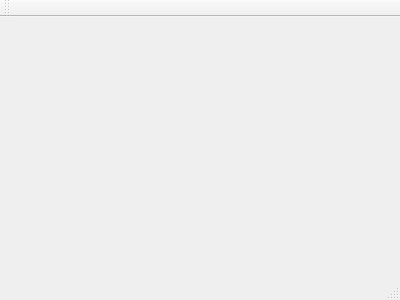
Qt form mainwindow.ui (squarenabla/robot) before a commit.
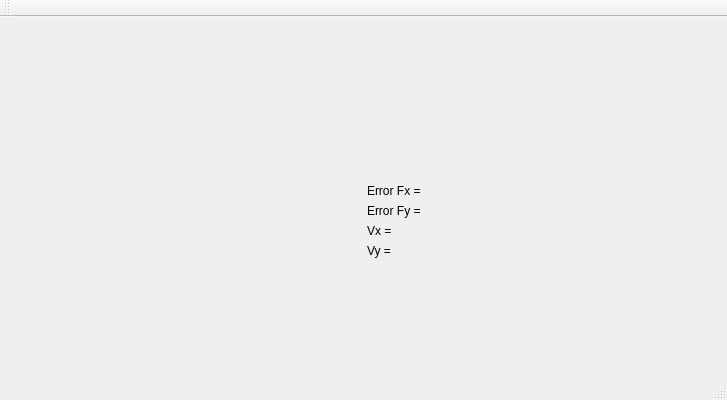
The same form after that commit. Custom widgets are drawn as their Qt base class.

The edit to the form file:
```diff
--- a/mainwindow.ui
+++ b/mainwindow.ui
@@ -1,24 +1,123 @@
 <ui version="4.0">
  <class>MainWindow</class>
- <widget class="QMainWindow" name="MainWindow" >
-  <property name="geometry" >
+ <widget class="QMainWindow" name="MainWindow">
+  <property name="geometry">
    <rect>
     <x>0</x>
     <y>0</y>
-    <width>400</width>
-    <height>300</height>
+    <width>727</width>
+    <height>400</height>
    </rect>
   </property>
   <property name="windowTitle" >
    <string>MainWindow</string>
   </property>
-  <widget class="QMenuBar" name="menuBar" />
-  <widget class="QToolBar" name="mainToolBar" />
-  <widget class="QWidget" name="centralWidget" />
-  <widget class="QStatusBar" name="statusBar" />
+  <widget class="QWidget" name="centralWidget">
+   <layout class="QVBoxLayout" name="verticalLayout_2">
+    <item>
+     <widget class="QCustomPlot" name="customPlot" native="true">
+      <property name="minimumSize">
+       <size>
+        <width>0</width>
+        <height>150</height>
+       </size>
+      </property>
+     </widget>
+    </item>
+    <item>
+     <layout class="QHBoxLayout" name="horizontalLayout">
+      <item>
+       <widget class="Painter" name="widget" native="true">
+        <zorder>horizontalLayoutWidget</zorder>
+       </widget>
+      </item>
+      <item>
+       <layout class="QVBoxLayout" name="verticalLayout">
+        <property name="sizeConstraint">
+         <enum>QLayout::SetMaximumSize</enum>
+        </property>
+        <item>
+         <widget class="QLabel" name="labelErX">
+          <property name="text">
+           <string>Error Fx = </string>
+          </property>
+         </widget>
+        </item>
+        <item>
+         <widget class="QLabel" name="labelErY">
+          <property name="text">
+           <string>Error Fy = </string>
+          </property>
+         </widget>
+        </item>
+        <item>
+         <widget class="QLabel" name="labelSpX">
+          <property name="text">
+           <string>Vx =</string>
+          </property>
+         </widget>
+        </item>
+        <item>
+         <widget class="QLabel" name="labelSpY">
+          <property name="text">
+           <string>Vy =</string>
+          </property>
+         </widget>
+        </item>
+        <item>
+         <spacer name="verticalSpacer">
+          <property name="orientation">
+           <enum>Qt::Vertical</enum>
+          </property>
+          <property name="sizeHint" stdset="0">
+           <size>
+            <width>20</width>
+            <height>40</height>
+           </size>
+          </property>
+         </spacer>
+        </item>
+       </layout>
+      </item>
+     </layout>
+    </item>
+   </layout>
+  </widget>
+  <widget class="QMenuBar" name="menuBar">
+   <property name="geometry">
+    <rect>
+     <x>0</x>
+     <y>0</y>
+     <width>727</width>
+     <height>25</height>
+    </rect>
+   </property>
+  </widget>
+  <widget class="QToolBar" name="mainToolBar">
+   <attribute name="toolBarArea">
+    <enum>TopToolBarArea</enum>
+   </attribute>
+   <attribute name="toolBarBreak">
+    <bool>false</bool>
+   </attribute>
+  </widget>
+  <widget class="QStatusBar" name="statusBar"/>
  </widget>
- <layoutDefault spacing="6" margin="11" />
- <pixmapfunction></pixmapfunction>
+ <layoutdefault spacing="6" margin="11"/>
+ <customwidgets>
+  <customwidget>
+   <class>Painter</class>
+   <extends>QWidget</extends>
+   <header>painter.h</header>
+   <container>1</container>
+  </customwidget>
+  <customwidget>
+   <class>QCustomPlot</class>
+   <extends>QWidget</extends>
+   <header>qcustomplot.h</header>
+   <container>1</container>
+  </customwidget>
+ </customwidgets>
  <resources/>
  <connections/>
 </ui>
```
Left out of the diff: 3 changed lines with no effect on the pictures.
